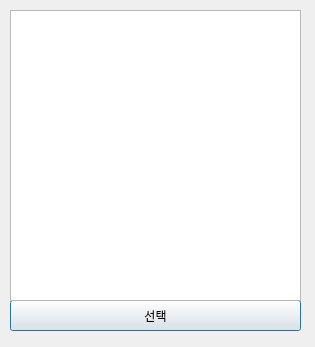
The window that VIPclient/guide_reserv.ui (IOT-summer-festival/summer-festival) describes before a commit, drawn with Qt 5.
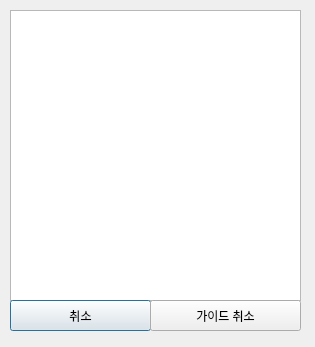
The same window after the commit.

```diff
--- a/VIPclient/guide_reserv.ui
+++ b/VIPclient/guide_reserv.ui
@@ -13,19 +13,6 @@
   <property name="windowTitle">
    <string>Dialog</string>
   </property>
-  <widget class="QPushButton" name="slt">
-   <property name="geometry">
-    <rect>
-     <x>10</x>
-     <y>300</y>
-     <width>291</width>
-     <height>31</height>
-    </rect>
-   </property>
-   <property name="text">
-    <string>선택</string>
-   </property>
-  </widget>
   <widget class="QListWidget" name="list">
    <property name="geometry">
     <rect>
@@ -36,6 +23,32 @@
     </rect>
    </property>
   </widget>
+  <widget class="QPushButton" name="slt">
+   <property name="geometry">
+    <rect>
+     <x>10</x>
+     <y>300</y>
+     <width>141</width>
+     <height>31</height>
+    </rect>
+   </property>
+   <property name="text">
+    <string>취소</string>
+   </property>
+  </widget>
+  <widget class="QPushButton" name="cancel">
+   <property name="geometry">
+    <rect>
+     <x>150</x>
+     <y>300</y>
+     <width>151</width>
+     <height>31</height>
+    </rect>
+   </property>
+   <property name="text">
+    <string>가이드 취소</string>
+   </property>
+  </widget>
  </widget>
  <resources/>
  <connections/>
```
